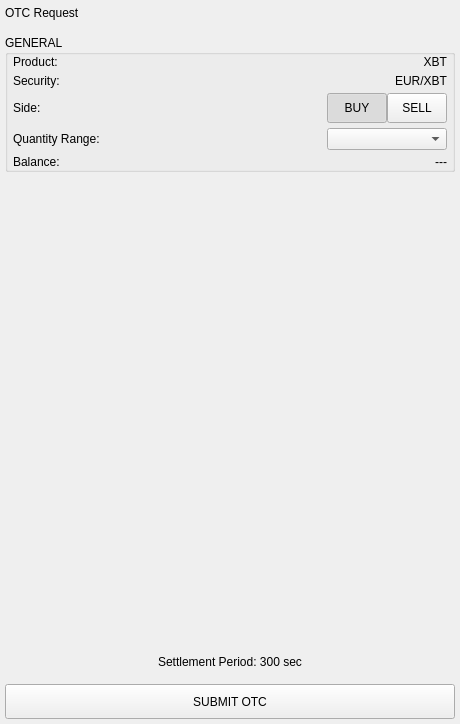
This is BlockSettleUILib/ChatUI/OTCShieldWidgets/CreateOTCRequestWidget.ui in BlockSettle/terminal as Qt 5 draws it before an edit. The edited form follows.
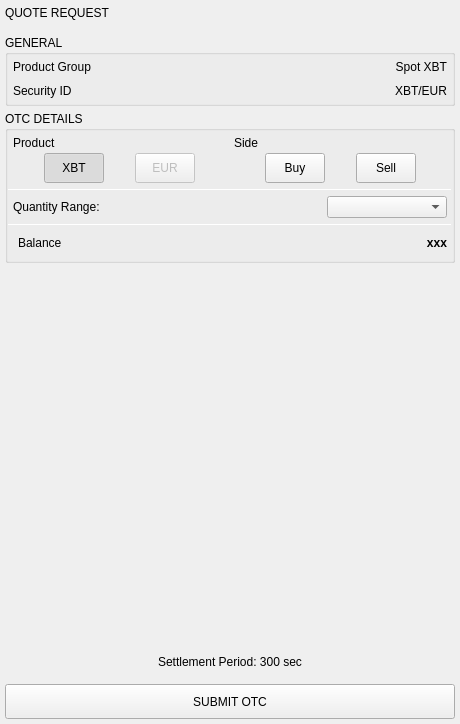
This is the edited form.

The edit to the form file:
```diff
--- a/BlockSettleUILib/ChatUI/OTCShieldWidgets/CreateOTCRequestWidget.ui
+++ b/BlockSettleUILib/ChatUI/OTCShieldWidgets/CreateOTCRequestWidget.ui
@@ -13,7 +13,7 @@
   <property name="windowTitle">
    <string>Form</string>
   </property>
-  <layout class="QVBoxLayout" name="verticalLayout_3">
+  <layout class="QVBoxLayout" name="verticalLayout_4">
    <property name="spacing">
     <number>5</number>
    </property>
@@ -59,7 +59,7 @@
       <item>
        <widget class="QLabel" name="headerLabel">
         <property name="text">
-         <string>OTC Request</string>
+         <string>QUOTE REQUEST</string>
         </property>
         <property name="headerLabel" stdset="0">
          <bool>true</bool>
@@ -70,50 +70,178 @@
     </widget>
    </item>
    <item>
-    <widget class="QWidget" name="generalWidget" native="true">
-     <layout class="QHBoxLayout" name="horizontalLayout_7">
-      <property name="spacing">
-       <number>5</number>
-      </property>
-      <property name="leftMargin">
-       <number>5</number>
-      </property>
-      <property name="topMargin">
-       <number>5</number>
-      </property>
-      <property name="rightMargin">
-       <number>5</number>
-      </property>
-      <property name="bottomMargin">
-       <number>5</number>
-      </property>
-      <item>
-       <widget class="QGroupBox" name="groupBox">
-        <property name="title">
-         <string>GENERAL</string>
-        </property>
         <layout class="QVBoxLayout" name="verticalLayout_2">
-         <property name="spacing">
+     <property name="leftMargin">
           <number>5</number>
          </property>
+     <property name="topMargin">
+      <number>5</number>
+     </property>
+     <property name="rightMargin">
+      <number>5</number>
+     </property>
+     <property name="bottomMargin">
+      <number>5</number>
+     </property>
+     <item>
+      <widget class="QGroupBox" name="groupBoxGeneral">
+       <property name="title">
+        <string>GENERAL</string>
+       </property>
+       <property name="wellGroupBoxWithButtonBar" stdset="0">
+        <bool>true</bool>
+       </property>
+       <layout class="QVBoxLayout" name="verticalLayout_3">
+        <property name="spacing">
+         <number>10</number>
+        </property>
          <property name="leftMargin">
           <number>5</number>
          </property>
          <property name="topMargin">
+         <number>5</number>
+        </property>
+        <property name="rightMargin">
+         <number>5</number>
+        </property>
+        <property name="bottomMargin">
+         <number>5</number>
+        </property>
+        <item>
+         <layout class="QHBoxLayout" name="horizontalLayout_17">
+          <property name="spacing">
+           <number>5</number>
+          </property>
+          <property name="leftMargin">
           <number>0</number>
          </property>
          <property name="rightMargin">
+           <number>0</number>
+          </property>
+          <property name="bottomMargin">
+           <number>0</number>
+          </property>
+          <item>
+           <widget class="QLabel" name="productName">
+            <property name="text">
+             <string>Product Group</string>
+            </property>
+           </widget>
+          </item>
+          <item>
+           <widget class="QLabel" name="productValue">
+            <property name="text">
+             <string>Spot XBT</string>
+            </property>
+            <property name="alignment">
+             <set>Qt::AlignRight|Qt::AlignTrailing|Qt::AlignVCenter</set>
+            </property>
+            <property name="whiteLabel" stdset="0">
+             <bool>true</bool>
+            </property>
+           </widget>
+          </item>
+         </layout>
+        </item>
+        <item>
+         <layout class="QHBoxLayout" name="horizontalLayout_18">
+          <property name="spacing">
           <number>5</number>
          </property>
+          <property name="leftMargin">
+           <number>0</number>
+          </property>
+          <property name="rightMargin">
+           <number>0</number>
+          </property>
+          <item>
+           <widget class="QLabel" name="securityLabel">
+            <property name="text">
+             <string>Security ID</string>
+            </property>
+           </widget>
+          </item>
+          <item>
+           <widget class="QLabel" name="securityValue">
+            <property name="text">
+             <string>XBT/EUR</string>
+            </property>
+            <property name="alignment">
+             <set>Qt::AlignRight|Qt::AlignTrailing|Qt::AlignVCenter</set>
+            </property>
+            <property name="whiteLabel" stdset="0">
+             <bool>true</bool>
+            </property>
+           </widget>
+          </item>
+         </layout>
+        </item>
+       </layout>
+      </widget>
+     </item>
+     <item>
+      <widget class="QGroupBox" name="groupBoxRequest">
+       <property name="title">
+        <string>OTC DETAILS</string>
+       </property>
+       <property name="wellGroupBoxWithButtonBar" stdset="0">
+        <bool>true</bool>
+       </property>
+       <layout class="QVBoxLayout" name="verticalLayout_5">
+        <property name="leftMargin">
+         <number>0</number>
+        </property>
+        <property name="topMargin">
+         <number>0</number>
+        </property>
+        <property name="rightMargin">
+         <number>0</number>
+        </property>
          <property name="bottomMargin">
           <number>0</number>
          </property>
          <item>
-          <widget class="QWidget" name="widgetProduct" native="true">
-           <layout class="QHBoxLayout" name="horizontalLayout">
+         <widget class="QWidget" name="productSideWidget" native="true">
+          <property name="minimumSize">
+           <size>
+            <width>0</width>
+            <height>0</height>
+           </size>
+          </property>
+          <property name="maximumSize">
+           <size>
+            <width>16777215</width>
+            <height>16777215</height>
+           </size>
+          </property>
+          <layout class="QHBoxLayout" name="horizontalLayout_10">
             <property name="spacing">
+            <number>5</number>
+           </property>
+           <property name="leftMargin">
+            <number>5</number>
+           </property>
+           <property name="topMargin">
+            <number>5</number>
+           </property>
+           <property name="rightMargin">
+            <number>5</number>
+           </property>
+           <property name="bottomMargin">
              <number>0</number>
             </property>
+           <item>
+            <widget class="QWidget" name="verticalWidgetProduct" native="true">
+             <property name="minimumSize">
+              <size>
+               <width>0</width>
+               <height>0</height>
+              </size>
+             </property>
+             <layout class="QVBoxLayout" name="verticalLayout_7">
+              <property name="spacing">
+               <number>3</number>
+              </property>
             <property name="leftMargin">
              <number>0</number>
             </property>
@@ -127,62 +255,85 @@
              <number>0</number>
             </property>
             <item>
-             <widget class="QLabel" name="label">
+               <widget class="QLabel" name="labelProduct">
               <property name="text">
-               <string>Product:</string>
+                 <string>Product</string>
               </property>
              </widget>
             </item>
             <item>
-             <widget class="QLabel" name="label_2">
+               <widget class="QWidget" name="widget_2" native="true">
+                <layout class="QHBoxLayout" name="horizontalLayout_11">
+                 <property name="spacing">
+                  <number>0</number>
+                 </property>
+                 <property name="leftMargin">
+                  <number>0</number>
+                 </property>
+                 <property name="topMargin">
+                  <number>0</number>
+                 </property>
+                 <property name="rightMargin">
+                  <number>0</number>
+                 </property>
+                 <property name="bottomMargin">
+                  <number>0</number>
+                 </property>
+                 <item>
+                  <widget class="QPushButton" name="pushButtonNumCcy">
+                   <property name="enabled">
+                    <bool>true</bool>
+                   </property>
+                   <property name="minimumSize">
+                    <size>
+                     <width>60</width>
+                     <height>30</height>
+                    </size>
+                   </property>
+                   <property name="maximumSize">
+                    <size>
+                     <width>60</width>
+                     <height>30</height>
+                    </size>
+                   </property>
               <property name="text">
                <string>XBT</string>
               </property>
-              <property name="alignment">
-               <set>Qt::AlignRight|Qt::AlignTrailing|Qt::AlignVCenter</set>
-              </property>
-              <property name="whiteLabel" stdset="0">
+                   <property name="checkable">
+                    <bool>true</bool>
+                   </property>
+                   <property name="checked">
                <bool>true</bool>
               </property>
-             </widget>
-            </item>
-           </layout>
-          </widget>
-         </item>
+                   <property name="left_button" stdset="0">
+                    <bool>true</bool>
+                   </property>
+                  </widget>
+                 </item>
          <item>
-          <widget class="QWidget" name="widgetSecurity" native="true">
-           <layout class="QHBoxLayout" name="horizontalLayout_2">
-            <property name="spacing">
-             <number>0</number>
-            </property>
-            <property name="leftMargin">
-             <number>0</number>
-            </property>
-            <property name="topMargin">
-             <number>0</number>
-            </property>
-            <property name="rightMargin">
-             <number>0</number>
-            </property>
-            <property name="bottomMargin">
-             <number>0</number>
-            </property>
-            <item>
-             <widget class="QLabel" name="label_3">
+                  <widget class="QPushButton" name="pushButtonDenomCcy">
+                   <property name="enabled">
+                    <bool>false</bool>
+                   </property>
+                   <property name="minimumSize">
+                    <size>
+                     <width>60</width>
+                     <height>30</height>
+                    </size>
+                   </property>
+                   <property name="maximumSize">
+                    <size>
+                     <width>60</width>
+                     <height>30</height>
+                    </size>
+                   </property>
               <property name="text">
-               <string>Security:</string>
-              </property>
-             </widget>
-            </item>
-            <item>
-             <widget class="QLabel" name="label_4">
-              <property name="text">
-               <string>EUR/XBT</string>
-              </property>
-              <property name="alignment">
-               <set>Qt::AlignRight|Qt::AlignTrailing|Qt::AlignVCenter</set>
-              </property>
-              <property name="whiteLabel" stdset="0">
+                    <string>EUR</string>
+                   </property>
+                   <property name="checkable">
+                    <bool>false</bool>
+                   </property>
+                   <property name="right_button" stdset="0">
                <bool>true</bool>
               </property>
              </widget>
@@ -190,14 +341,23 @@
            </layout>
           </widget>
          </item>
+             </layout>
+            </widget>
+           </item>
          <item>
-          <widget class="QWidget" name="widgetSide" native="true">
-           <layout class="QHBoxLayout" name="horizontalLayout_4">
+            <widget class="QWidget" name="verticalWidgetSide" native="true">
+             <property name="minimumSize">
+              <size>
+               <width>0</width>
+               <height>0</height>
+              </size>
+             </property>
+             <layout class="QVBoxLayout" name="verticalLayout_8">
             <property name="spacing">
-             <number>0</number>
+               <number>3</number>
             </property>
             <property name="leftMargin">
-             <number>0</number>
+               <number>1</number>
             </property>
             <property name="topMargin">
              <number>0</number>
@@ -209,31 +369,18 @@
              <number>0</number>
             </property>
             <item>
-             <widget class="QLabel" name="label_5">
+               <widget class="QLabel" name="labelSide">
               <property name="text">
-               <string>Side:</string>
+                 <string>Side</string>
               </property>
              </widget>
             </item>
             <item>
-             <spacer name="horizontalSpacer">
-              <property name="orientation">
-               <enum>Qt::Horizontal</enum>
-              </property>
-              <property name="sizeHint" stdset="0">
-               <size>
-                <width>201</width>
-                <height>20</height>
-               </size>
-              </property>
-             </spacer>
-            </item>
-            <item>
-             <widget class="QWidget" name="widgetSideButtons" native="true">
+               <widget class="QWidget" name="widget" native="true">
               <property name="sideSwitchContainer" stdset="0">
                <bool>true</bool>
               </property>
-              <layout class="QHBoxLayout" name="horizontalLayout_3">
+                <layout class="QHBoxLayout" name="horizontalLayout_13">
                <property name="spacing">
                 <number>0</number>
                </property>
@@ -264,14 +411,11 @@
                   </size>
                  </property>
                  <property name="text">
-                  <string>BUY</string>
+                    <string>Buy</string>
                  </property>
                  <property name="checkable">
                   <bool>true</bool>
                  </property>
-                 <property name="checked">
-                  <bool>true</bool>
-                 </property>
                  <property name="left_button" stdset="0">
                   <bool>true</bool>
                  </property>
@@ -292,7 +436,7 @@
                   </size>
                  </property>
                  <property name="text">
-                  <string>SELL</string>
+                    <string>Sell</string>
                  </property>
                  <property name="checkable">
                   <bool>true</bool>
@@ -308,6 +452,52 @@
            </layout>
           </widget>
          </item>
+          </layout>
+         </widget>
+        </item>
+        <item>
+         <widget class="Line" name="lineBeforeProduct">
+          <property name="sizePolicy">
+           <sizepolicy hsizetype="MinimumExpanding" vsizetype="Fixed">
+            <horstretch>0</horstretch>
+            <verstretch>0</verstretch>
+           </sizepolicy>
+          </property>
+          <property name="maximumSize">
+           <size>
+            <width>16777215</width>
+            <height>1</height>
+           </size>
+          </property>
+          <property name="orientation">
+           <enum>Qt::Horizontal</enum>
+          </property>
+         </widget>
+        </item>
+        <item>
+         <widget class="QWidget" name="QuantityLayout" native="true">
+          <property name="minimumSize">
+           <size>
+            <width>0</width>
+            <height>0</height>
+           </size>
+          </property>
+          <layout class="QVBoxLayout" name="verticalLayout_12">
+           <property name="spacing">
+            <number>3</number>
+           </property>
+           <property name="leftMargin">
+            <number>5</number>
+           </property>
+           <property name="topMargin">
+            <number>0</number>
+           </property>
+           <property name="rightMargin">
+            <number>5</number>
+           </property>
+           <property name="bottomMargin">
+            <number>0</number>
+           </property>
          <item>
           <widget class="QWidget" name="widgetRange" native="true">
            <layout class="QHBoxLayout" name="horizontalLayout_5">
@@ -365,35 +555,66 @@
            </layout>
           </widget>
          </item>
+          </layout>
+         </widget>
+        </item>
          <item>
-          <widget class="QWidget" name="widgetBalance" native="true">
-           <layout class="QHBoxLayout" name="horizontalLayout_6">
+         <widget class="Line" name="lineBeforeBalance">
+          <property name="sizePolicy">
+           <sizepolicy hsizetype="MinimumExpanding" vsizetype="Fixed">
+            <horstretch>0</horstretch>
+            <verstretch>0</verstretch>
+           </sizepolicy>
+          </property>
+          <property name="maximumSize">
+           <size>
+            <width>16777215</width>
+            <height>1</height>
+           </size>
+          </property>
+          <property name="orientation">
+           <enum>Qt::Horizontal</enum>
+          </property>
+         </widget>
+        </item>
+        <item>
+         <widget class="QWidget" name="balanceLayout" native="true">
+          <property name="minimumSize">
+           <size>
+            <width>0</width>
+            <height>0</height>
+           </size>
+          </property>
+          <layout class="QHBoxLayout" name="horizontalLayout_14">
             <property name="spacing">
-             <number>0</number>
+            <number>3</number>
             </property>
             <property name="leftMargin">
-             <number>0</number>
+            <number>10</number>
             </property>
             <property name="topMargin">
-             <number>0</number>
+            <number>5</number>
             </property>
             <property name="rightMargin">
-             <number>0</number>
+            <number>5</number>
             </property>
             <property name="bottomMargin">
-             <number>0</number>
+            <number>10</number>
             </property>
             <item>
-             <widget class="QLabel" name="label_7">
+            <widget class="QLabel" name="cashBalanceLabel">
               <property name="text">
-               <string>Balance:</string>
+              <string>Balance</string>
               </property>
              </widget>
             </item>
             <item>
-             <widget class="QLabel" name="label_8">
+            <widget class="QLabel" name="labelBalanceValue">
+             <property name="styleSheet">
+              <string notr="true">font-weight: bold;</string>
+             </property>
               <property name="text">
-               <string>---</string>
+              <string>xxx</string>
               </property>
               <property name="alignment">
                <set>Qt::AlignRight|Qt::AlignTrailing|Qt::AlignVCenter</set>
@@ -410,7 +631,6 @@
        </widget>
       </item>
      </layout>
-    </widget>
    </item>
    <item>
     <spacer name="verticalSpacer">
```
Left out of the diff: 2 changed lines with no effect on the pictures. Lines whose indentation alone changed are shown as unchanged.
